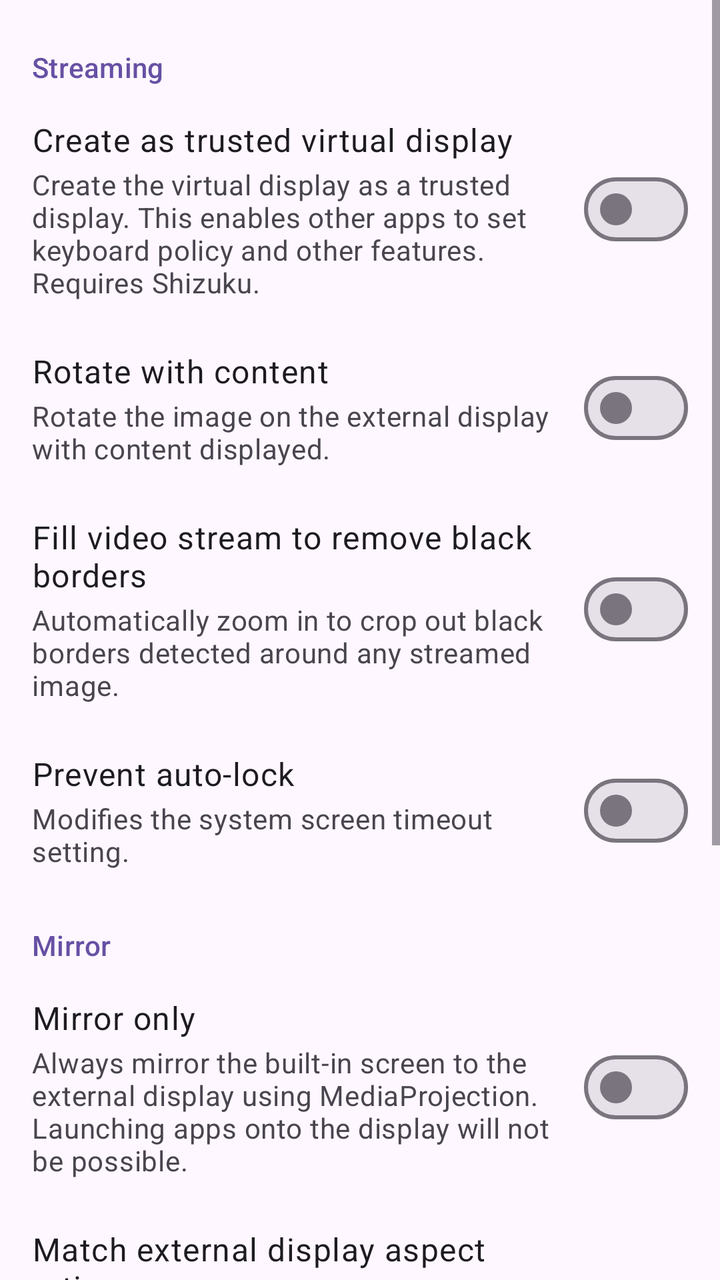
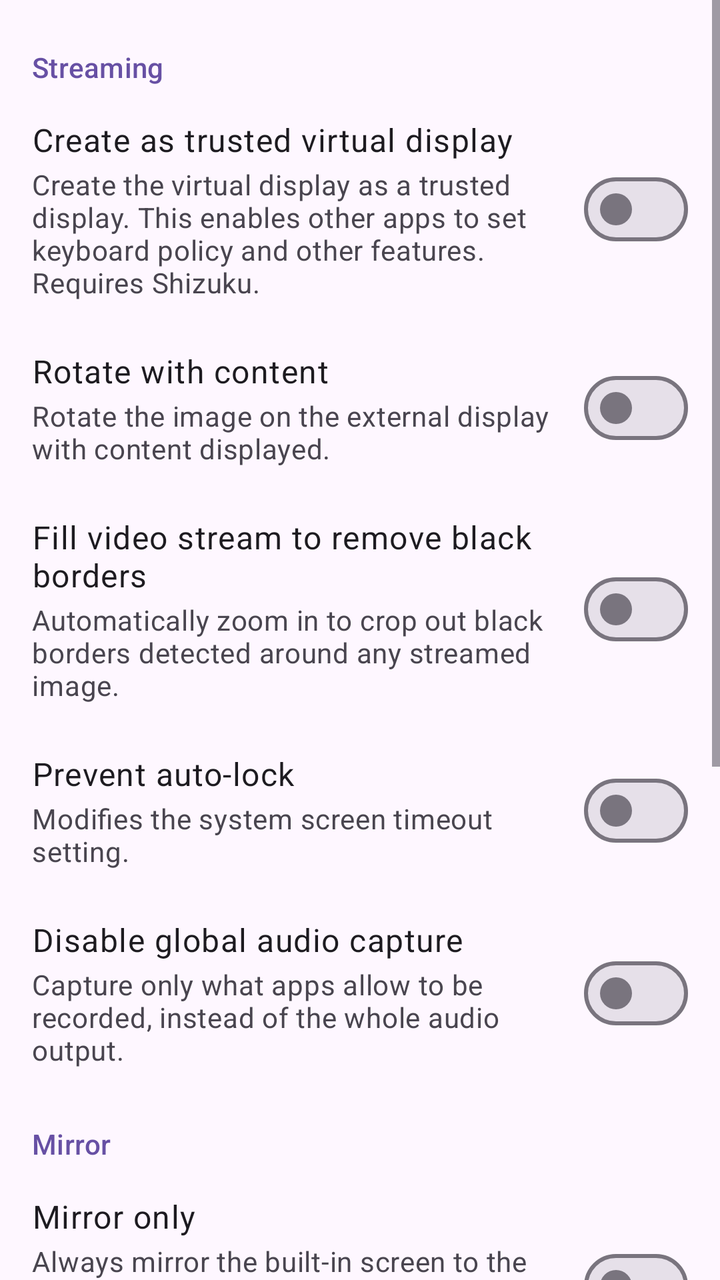

The first picture is an Android layout as it rendered before a commit; the second is the same layout after the commit. The layout source and the unified diff follow.
<!-- AndroidManifest.xml: application theme AppTheme -->
<!-- res/layout/fragment_settings.xml -->
<?xml version="1.0" encoding="utf-8"?>
<ScrollView xmlns:android="http://schemas.android.com/apk/res/android"
    xmlns:app="http://schemas.android.com/apk/res-auto"
    android:layout_width="match_parent"
    android:layout_height="match_parent">

    <LinearLayout
        android:layout_width="match_parent"
        android:layout_height="wrap_content"
        android:orientation="vertical"
        android:paddingTop="8dp">

        
        <TextView
            android:layout_width="wrap_content"
            android:layout_height="wrap_content"
            android:paddingHorizontal="16dp"
            android:paddingTop="16dp"
            android:paddingBottom="4dp"
            android:text="@string/section_display"
            android:textAppearance="?attr/textAppearanceLabelLarge"
            android:textColor="?colorPrimary" />

        
        <LinearLayout android:layout_width="match_parent" android:layout_height="wrap_content" android:minHeight="56dp" android:orientation="horizontal" android:gravity="center_vertical" android:paddingHorizontal="16dp" android:paddingVertical="12dp">
            <LinearLayout android:layout_width="0dp" android:layout_height="wrap_content" android:layout_weight="1" android:layout_marginEnd="16dp" android:orientation="vertical">
                <TextView android:layout_width="wrap_content" android:layout_height="wrap_content" android:text="@string/trusted_display" android:textAppearance="?attr/textAppearanceBodyLarge" />
                <TextView android:layout_width="wrap_content" android:layout_height="wrap_content" android:layout_marginTop="2dp" android:text="@string/trusted_display_desc" android:textAppearance="?attr/textAppearanceBodyMedium" android:textColor="?colorOnSurfaceVariant" />
            </LinearLayout>
            <com.google.android.material.materialswitch.MaterialSwitch android:id="@+id/trusted_display_checkbox" android:layout_width="wrap_content" android:layout_height="wrap_content" />
        </LinearLayout>

        
        <LinearLayout android:layout_width="match_parent" android:layout_height="wrap_content" android:minHeight="56dp" android:orientation="horizontal" android:gravity="center_vertical" android:paddingHorizontal="16dp" android:paddingVertical="12dp">
            <LinearLayout android:layout_width="0dp" android:layout_height="wrap_content" android:layout_weight="1" android:layout_marginEnd="16dp" android:orientation="vertical">
                <TextView android:layout_width="wrap_content" android:layout_height="wrap_content" android:text="@string/rotate_with_content" android:textAppearance="?attr/textAppearanceBodyLarge" />
                <TextView android:layout_width="wrap_content" android:layout_height="wrap_content" android:layout_marginTop="2dp" android:text="@string/rotate_with_content_desc" android:textAppearance="?attr/textAppearanceBodyMedium" android:textColor="?colorOnSurfaceVariant" />
            </LinearLayout>
            <com.google.android.material.materialswitch.MaterialSwitch android:id="@+id/rotate_with_content_checkbox" android:layout_width="wrap_content" android:layout_height="wrap_content" />
        </LinearLayout>

        
        <LinearLayout android:layout_width="match_parent" android:layout_height="wrap_content" android:minHeight="56dp" android:orientation="horizontal" android:gravity="center_vertical" android:paddingHorizontal="16dp" android:paddingVertical="12dp">
            <LinearLayout android:layout_width="0dp" android:layout_height="wrap_content" android:layout_weight="1" android:layout_marginEnd="16dp" android:orientation="vertical">
                <TextView android:layout_width="wrap_content" android:layout_height="wrap_content" android:text="@string/crop_black_borders" android:textAppearance="?attr/textAppearanceBodyLarge" />
                <TextView android:layout_width="wrap_content" android:layout_height="wrap_content" android:layout_marginTop="2dp" android:text="@string/crop_black_borders_desc" android:textAppearance="?attr/textAppearanceBodyMedium" android:textColor="?colorOnSurfaceVariant" />
            </LinearLayout>
            <com.google.android.material.materialswitch.MaterialSwitch android:id="@+id/crop_black_borders_checkbox" android:layout_width="wrap_content" android:layout_height="wrap_content" />
        </LinearLayout>

        
        <LinearLayout android:layout_width="match_parent" android:layout_height="wrap_content" android:minHeight="56dp" android:orientation="horizontal" android:gravity="center_vertical" android:paddingHorizontal="16dp" android:paddingVertical="12dp">
            <LinearLayout android:layout_width="0dp" android:layout_height="wrap_content" android:layout_weight="1" android:layout_marginEnd="16dp" android:orientation="vertical">
                <TextView android:layout_width="wrap_content" android:layout_height="wrap_content" android:text="@string/prevent_auto_lock" android:textAppearance="?attr/textAppearanceBodyLarge" />
                <TextView android:layout_width="wrap_content" android:layout_height="wrap_content" android:layout_marginTop="2dp" android:text="@string/prevent_auto_lock_desc" android:textAppearance="?attr/textAppearanceBodyMedium" android:textColor="?colorOnSurfaceVariant" />
            </LinearLayout>
            <com.google.android.material.materialswitch.MaterialSwitch android:id="@+id/prevent_auto_lock_checkbox" android:layout_width="wrap_content" android:layout_height="wrap_content" />
        </LinearLayout>

        
        <TextView
            android:layout_width="wrap_content"
            android:layout_height="wrap_content"
            android:paddingHorizontal="16dp"
            android:paddingTop="16dp"
            android:paddingBottom="4dp"
            android:text="@string/section_mirror"
            android:textAppearance="?attr/textAppearanceLabelLarge"
            android:textColor="?colorPrimary" />

        
        <LinearLayout android:layout_width="match_parent" android:layout_height="wrap_content" android:minHeight="56dp" android:orientation="horizontal" android:gravity="center_vertical" android:paddingHorizontal="16dp" android:paddingVertical="12dp">
            <LinearLayout android:layout_width="0dp" android:layout_height="wrap_content" android:layout_weight="1" android:layout_marginEnd="16dp" android:orientation="vertical">
                <TextView android:layout_width="wrap_content" android:layout_height="wrap_content" android:text="@string/mirror_only" android:textAppearance="?attr/textAppearanceBodyLarge" />
                <TextView android:layout_width="wrap_content" android:layout_height="wrap_content" android:layout_marginTop="2dp" android:text="@string/mirror_only_desc" android:textAppearance="?attr/textAppearanceBodyMedium" android:textColor="?colorOnSurfaceVariant" />
            </LinearLayout>
            <com.google.android.material.materialswitch.MaterialSwitch android:id="@+id/mirror_only_checkbox" android:layout_width="wrap_content" android:layout_height="wrap_content" />
        </LinearLayout>

        
        <LinearLayout android:layout_width="match_parent" android:layout_height="wrap_content" android:minHeight="56dp" android:orientation="horizontal" android:gravity="center_vertical" android:paddingHorizontal="16dp" android:paddingVertical="12dp">
            <LinearLayout android:layout_width="0dp" android:layout_height="wrap_content" android:layout_weight="1" android:layout_marginEnd="16dp" android:orientation="vertical">
                <TextView android:layout_width="wrap_content" android:layout_height="wrap_content" android:text="@string/auto_match_aspect_ratio" android:textAppearance="?attr/textAppearanceBodyLarge" />
                <TextView android:layout_width="wrap_content" android:layout_height="wrap_content" android:layout_marginTop="2dp" android:text="@string/auto_match_aspect_ratio_desc" android:textAppearance="?attr/textAppearanceBodyMedium" android:textColor="?colorOnSurfaceVariant" />
            </LinearLayout>
            <com.google.android.material.materialswitch.MaterialSwitch android:id="@+id/auto_match_aspect_ratio_checkbox" android:layout_width="wrap_content" android:layout_height="wrap_content" />
        </LinearLayout>

        <com.google.android.material.button.MaterialButton
            android:id="@+id/manage_system_display_settings_btn"
            android:layout_width="match_parent"
            android:layout_height="wrap_content"
            android:layout_marginHorizontal="16dp"
            android:layout_marginTop="8dp"
            android:text="@string/manage_system_display_settings" />

        
        <com.google.android.material.card.MaterialCardView
            android:id="@+id/about_card"
            style="@style/Widget.Material3.CardView.Outlined"
            android:layout_width="match_parent"
            android:layout_height="wrap_content"
            android:layout_marginHorizontal="16dp"
            android:layout_marginTop="24dp">

            <LinearLayout
                android:layout_width="match_parent"
                android:layout_height="wrap_content"
                android:orientation="vertical"
                android:padding="16dp">

                <TextView
                    android:id="@+id/version_text"
                    android:layout_width="match_parent"
                    android:layout_height="wrap_content"
                    android:textAppearance="?attr/textAppearanceBodyLarge" />

                <TextView
                    android:id="@+id/website_link"
                    android:layout_width="match_parent"
                    android:layout_height="wrap_content"
                    android:layout_marginTop="8dp"
                    android:text="@string/website_label"
                    android:textAppearance="?attr/textAppearanceBodyMedium"
                    android:textColor="?colorPrimary" />
            </LinearLayout>
        </com.google.android.material.card.MaterialCardView>

        <LinearLayout
            android:layout_width="match_parent"
            android:layout_height="wrap_content"
            android:orientation="horizontal"
            android:paddingHorizontal="16dp"
            android:paddingTop="8dp"
            android:paddingBottom="16dp">

            <com.google.android.material.button.MaterialButton
                android:id="@+id/shizuku_btn"
                style="@style/Widget.Material3.Button.TextButton"
                android:layout_width="wrap_content"
                android:layout_height="wrap_content"
                android:text="@string/shizuku_permission_status" />

            <Space
                android:layout_width="0dp"
                android:layout_height="wrap_content"
                android:layout_weight="1" />

            <com.google.android.material.button.MaterialButton
                android:id="@+id/exit_btn"
                style="@style/Widget.Material3.Button.TextButton"
                android:layout_width="wrap_content"
                android:layout_height="wrap_content"
                android:text="@string/exit"
                app:icon="@drawable/ic_exit" />
        </LinearLayout>

    </LinearLayout>

</ScrollView>
<!-- resources referenced by this layout -->
<resources>
  <!-- drawable ic_exit (drawable) -->
  <vector xmlns:android="http://schemas.android.com/apk/res/android"
      android:width="24dp"
      android:height="24dp"
      android:viewportWidth="24"
      android:viewportHeight="24">
      <path
          android:fillColor="@android:color/white"
          android:pathData="M10.09,15.59L11.5,17l5,-5 -5,-5 -1.41,1.41L12.67,11H3v2h9.67l-2.58,2.59zM19,3H5c-1.11,0 -2,0.9 -2,2v4h2V5h14v14H5v-4H3v4c0,1.1 0.89,2 2,2h14c1.1,0 2,-0.9 2,-2V5c0,-1.1 -0.9,-2 -2,-2z"/>
  </vector>
  <string name="auto_match_aspect_ratio">Match external display aspect ratio</string>
  <string name="auto_match_aspect_ratio_desc">Adjust built-in screen to match the external display aspect ratio in mirror mode.</string>
  <string name="crop_black_borders">Fill video stream to remove black borders</string>
  <string name="crop_black_borders_desc">Automatically zoom in to crop out black borders detected around any streamed image.</string>
  <string name="exit">Exit</string>
  <string name="manage_system_display_settings">Manage System Display Settings</string>
  <string name="mirror_only">Mirror only</string>
  <string name="mirror_only_desc">Always mirror the built-in screen to the external display using MediaProjection. Launching apps onto the display will not be possible.</string>
  <string name="prevent_auto_lock">Prevent auto-lock</string>
  <string name="prevent_auto_lock_desc">Modifies the system screen timeout setting.</string>
  <string name="rotate_with_content">Rotate with content</string>
  <string name="rotate_with_content_desc">Rotate the image on the external display with content displayed.</string>
  <string name="section_display">Streaming</string>
  <string name="section_mirror">Mirror</string>
  <string name="shizuku_permission_status">Shizuku</string>
  <string name="trusted_display">Create as trusted virtual display</string>
  <string name="trusted_display_desc">Create the virtual display as a trusted display. This enables other apps to set keyboard policy and other features. Requires Shizuku.</string>
  <string name="website_label">Source: github.com/jqssun/android-display-mirror</string>
  <style name="AppTheme" parent="Theme.Material3.DayNight.NoActionBar">
          <item name="android:statusBarColor">@android:color/transparent</item>
          <item name="android:navigationBarColor">@android:color/transparent</item>
      </style>
</resources>

<!-- the commit's change to res/layout/fragment_settings.xml (unified diff, before → after) -->
@@ -55,6 +55,15 @@
                 <TextView android:layout_width="wrap_content" android:layout_height="wrap_content" android:layout_marginTop="2dp" android:text="@string/prevent_auto_lock_desc" android:textAppearance="?attr/textAppearanceBodyMedium" android:textColor="?colorOnSurfaceVariant" />
             </LinearLayout>
             <com.google.android.material.materialswitch.MaterialSwitch android:id="@+id/prevent_auto_lock_checkbox" android:layout_width="wrap_content" android:layout_height="wrap_content" />
+        </LinearLayout>
+
+        
+        <LinearLayout android:layout_width="match_parent" android:layout_height="wrap_content" android:minHeight="56dp" android:orientation="horizontal" android:gravity="center_vertical" android:paddingHorizontal="16dp" android:paddingVertical="12dp">
+            <LinearLayout android:layout_width="0dp" android:layout_height="wrap_content" android:layout_weight="1" android:layout_marginEnd="16dp" android:orientation="vertical">
+                <TextView android:layout_width="wrap_content" android:layout_height="wrap_content" android:text="@string/disable_remote_submix" android:textAppearance="?attr/textAppearanceBodyLarge" />
+                <TextView android:layout_width="wrap_content" android:layout_height="wrap_content" android:layout_marginTop="2dp" android:text="@string/disable_remote_submix_desc" android:textAppearance="?attr/textAppearanceBodyMedium" android:textColor="?colorOnSurfaceVariant" />
+            </LinearLayout>
+            <com.google.android.material.materialswitch.MaterialSwitch android:id="@+id/disable_remote_submix_checkbox" android:layout_width="wrap_content" android:layout_height="wrap_content" />
         </LinearLayout>
 
         
<!-- resource entries referenced after the edit -->
@@ -14,6 +14,8 @@
   <string name="auto_match_aspect_ratio_desc">Adjust built-in screen to match the external display aspect ratio in mirror mode.</string>
   <string name="crop_black_borders">Fill video stream to remove black borders</string>
   <string name="crop_black_borders_desc">Automatically zoom in to crop out black borders detected around any streamed image.</string>
+  <string name="disable_remote_submix">Disable global audio capture</string>
+  <string name="disable_remote_submix_desc">Capture only what apps allow to be recorded, instead of the whole audio output.</string>
   <string name="exit">Exit</string>
   <string name="manage_system_display_settings">Manage System Display Settings</string>
   <string name="mirror_only">Mirror only</string>
